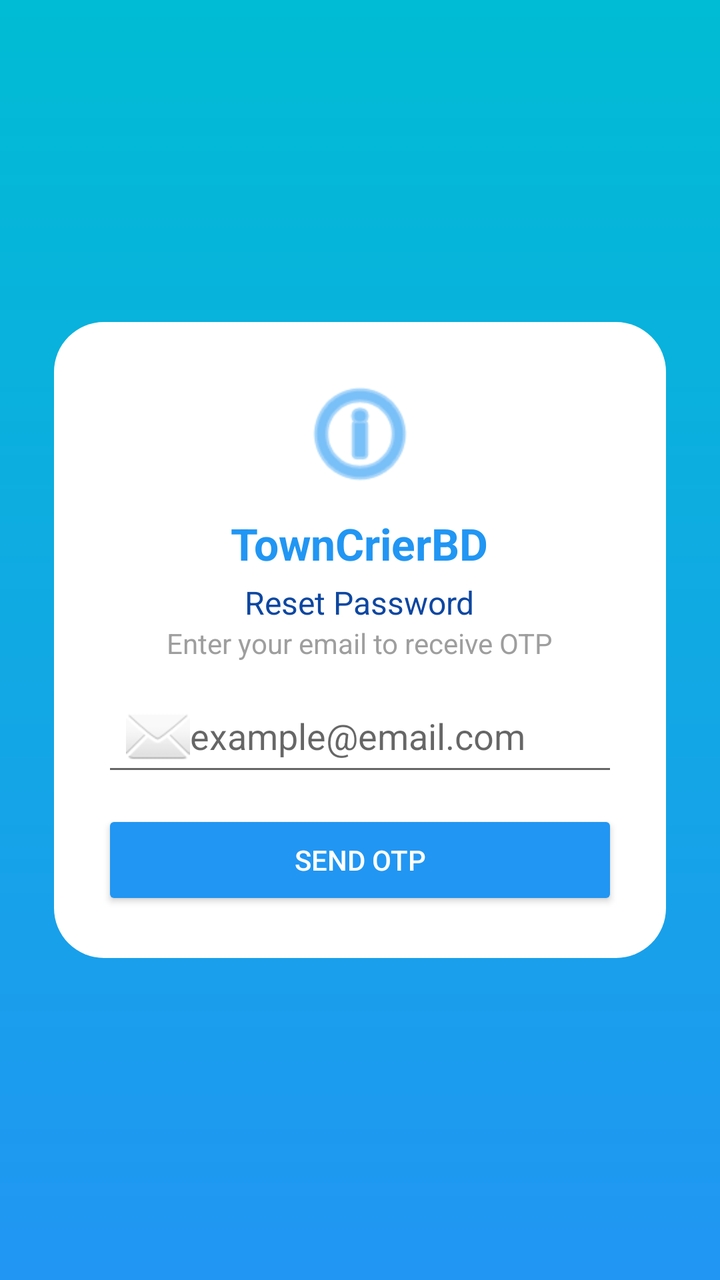
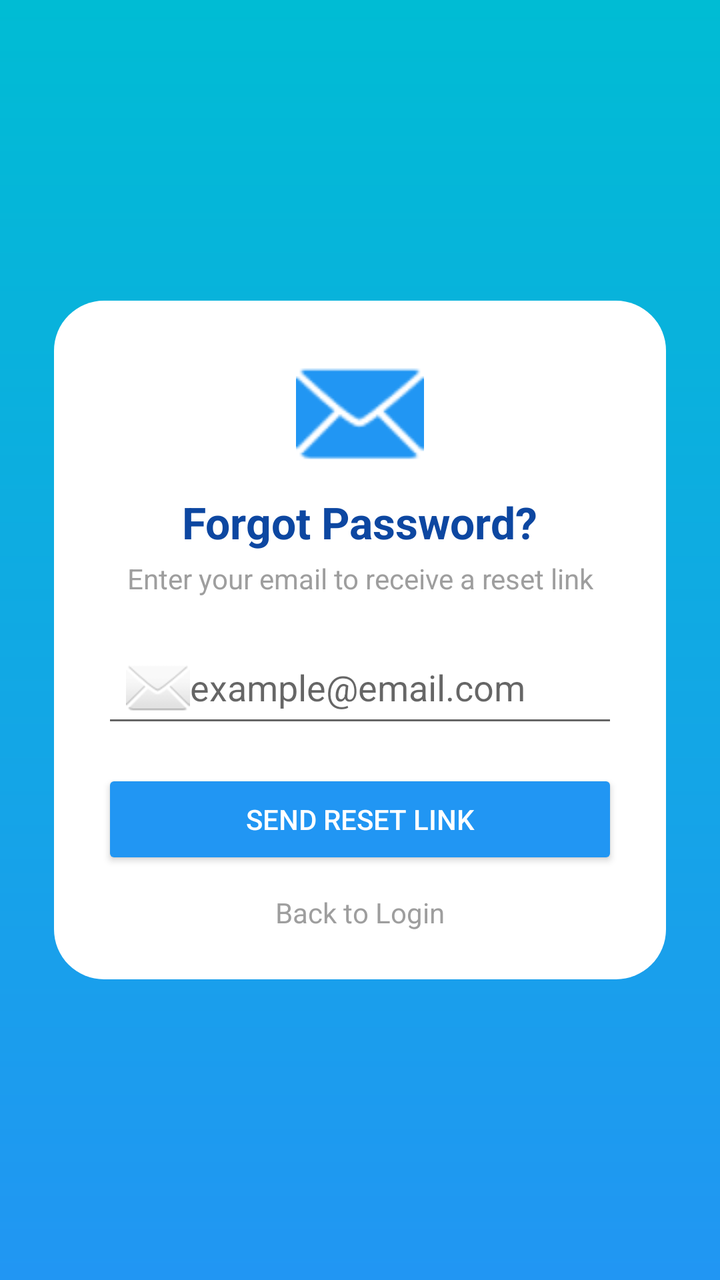

Two renders of the same Android screen: before a commit and after it. Below are the layout's source before the change and the commit's diff.
<!-- AndroidManifest.xml: application theme Theme.TownCrierBD -->
<!-- res/layout/activity_forgot_password.xml -->
<androidx.constraintlayout.widget.ConstraintLayout xmlns:android="http://schemas.android.com/apk/res/android"
    xmlns:app="http://schemas.android.com/apk/res-auto"
    xmlns:tools="http://schemas.android.com/tools"
    android:layout_width="match_parent"
    android:layout_height="match_parent"
    android:gravity="center"
    android:background="@drawable/bg_gradient"
    tools:context=".activities.ForgotPasswordActivity">

    
    <LinearLayout
        android:id="@+id/cardContainer"
        android:layout_width="0dp"
        android:layout_height="wrap_content"
        android:orientation="vertical"
        android:background="@drawable/bg_card"
        android:padding="24dp"
        android:gravity="center"
        app:layout_constraintWidth_percent="0.85"
        app:layout_constraintTop_toTopOf="parent"
        app:layout_constraintBottom_toBottomOf="parent"
        app:layout_constraintStart_toStartOf="parent"
        app:layout_constraintEnd_toEndOf="parent">

        <ImageView
            android:layout_width="64dp"
            android:layout_height="64dp"
            android:src="@android:drawable/ic_menu_info_details"
            app:tint="@color/blue_start"
            android:contentDescription="@string/app_name" />

        <TextView
            android:layout_width="wrap_content"
            android:layout_height="wrap_content"
            android:text="@string/app_name"
            android:textColor="@color/blue_start"
            android:textSize="22sp"
            android:textStyle="bold"
            android:layout_marginTop="8dp" />

        <TextView
            android:layout_width="wrap_content"
            android:layout_height="wrap_content"
            android:text="Reset Password"
            android:textColor="@color/text_primary"
            android:textSize="16sp"
            android:layout_marginTop="4dp" />

        <TextView
            android:layout_width="wrap_content"
            android:layout_height="wrap_content"
            android:text="Enter your email to receive OTP"
            android:textColor="@color/hint_gray"
            android:layout_marginBottom="12dp" />

        <EditText
            android:id="@+id/etEmail"
            android:layout_width="match_parent"
            android:layout_height="50dp"
            android:hint="example@email.com"
            android:drawableStart="@android:drawable/ic_dialog_email"
            android:inputType="textEmailAddress"
            android:padding="12dp" />

        <Button
            android:id="@+id/btnSendOTP"
            android:layout_width="match_parent"
            android:layout_height="50dp"
            android:text="Send OTP"
            android:textColor="@color/white"
            android:backgroundTint="@color/blue_start"
            android:layout_marginTop="12dp" />

    </LinearLayout>

</androidx.constraintlayout.widget.ConstraintLayout>
<!-- resources referenced by this layout -->
<resources>
  <color name="blue_start">#2196F3</color>
  <color name="hint_gray">#9E9E9E</color>
  <color name="text_primary">#0D47A1</color>
  <color name="white">#FFFFFF</color>
  <!-- drawable bg_card (drawable) -->
  <shape xmlns:android="http://schemas.android.com/apk/res/android">
      <solid android:color="@color/white"/>
      <corners android:radius="25dp"/>
      <padding
          android:left="20dp"
          android:top="20dp"
          android:right="20dp"
          android:bottom="20dp"/>
  </shape>
  <!-- drawable bg_gradient (drawable) -->
  <shape xmlns:android="http://schemas.android.com/apk/res/android" android:shape="rectangle">
      <gradient
          android:startColor="@color/blue_start"
          android:endColor="@color/blue_end"
          android:angle="90"/>
  </shape>
  <string name="app_name">TownCrierBD</string>
  <style name="Theme.TownCrierBD" parent="Theme.MaterialComponents.Light.NoActionBar">
  
          <item name="colorPrimary">@color/blue_end</item>
          <item name="colorPrimaryVariant">@color/blue_start</item>
          <item name="colorOnPrimary">@color/white</item>
  
          <item name="colorSecondary">@color/blue_start</item>
          <item name="colorSecondaryVariant">@color/blue_end</item>
          <item name="colorOnSecondary">@color/white</item>
  
          <item name="android:forceDarkAllowed" tools:targetApi="q">false</item>
  
          <item name="android:statusBarColor">@color/blue_start</item>
          <item name="android:navigationBarColor">@color/blue_start</item>
  
          <item name="spinnerStyle">@style/TownCrierBD.SpinnerStyle</item>
      </style>
  <color name="blue_end">#00BCD4</color>
  <style name="TownCrierBD.SpinnerStyle" parent="Widget.AppCompat.Spinner">
      <item name="android:popupBackground">@drawable/bg_spinner_popup_white</item>
          <item name="popupTheme">@style/TownCrierBD.PopupTheme</item>
      </style>
  <!-- drawable bg_spinner_popup_white (drawable) -->
  <?xml version="1.0" encoding="utf-8"?>
  <shape xmlns:android="http://schemas.android.com/apk/res/android">
      <solid android:color="#FFFFFF"/>
      <corners android:radius="16dp"/>
      <padding
          android:left="8dp"
          android:top="8dp"
          android:right="8dp"
          android:bottom="8dp"/>
  </shape>
  <style name="TownCrierBD.PopupTheme" parent="ThemeOverlay.MaterialComponents.Light">
          <item name="android:popupBackground">@drawable/bg_spinner_popup_white</item>
      </style>
</resources>

<!-- the commit's change to res/layout/activity_forgot_password.xml (unified diff, before → after) -->
@@ -1,13 +1,11 @@
-<androidx.constraintlayout.widget.ConstraintLayout xmlns:android="http://schemas.android.com/apk/res/android"
+<?xml version="1.0" encoding="utf-8"?>
+<androidx.constraintlayout.widget.ConstraintLayout
+    xmlns:android="http://schemas.android.com/apk/res/android"
     xmlns:app="http://schemas.android.com/apk/res-auto"
-    xmlns:tools="http://schemas.android.com/tools"
     android:layout_width="match_parent"
     android:layout_height="match_parent"
-    android:gravity="center"
-    android:background="@drawable/bg_gradient"
-    tools:context=".activities.ForgotPasswordActivity">
+    android:background="@drawable/bg_gradient">
 
-    
     <LinearLayout
         android:id="@+id/cardContainer"
         android:layout_width="0dp"
@@ -25,15 +23,15 @@
         <ImageView
             android:layout_width="64dp"
             android:layout_height="64dp"
-            android:src="@android:drawable/ic_menu_info_details"
+            android:src="@android:drawable/ic_dialog_email"
             app:tint="@color/blue_start"
-            android:contentDescription="@string/app_name" />
+            android:contentDescription="Email" />
 
         <TextView
             android:layout_width="wrap_content"
             android:layout_height="wrap_content"
-            android:text="@string/app_name"
-            android:textColor="@color/blue_start"
+            android:text="Forgot Password?"
+            android:textColor="@color/text_primary"
             android:textSize="22sp"
             android:textStyle="bold"
             android:layout_marginTop="8dp" />
@@ -41,17 +39,11 @@
         <TextView
             android:layout_width="wrap_content"
             android:layout_height="wrap_content"
-            android:text="Reset Password"
-            android:textColor="@color/text_primary"
-            android:textSize="16sp"
-            android:layout_marginTop="4dp" />
-
-        <TextView
-            android:layout_width="wrap_content"
-            android:layout_height="wrap_content"
-            android:text="Enter your email to receive OTP"
+            android:text="Enter your email to receive a reset link"
             android:textColor="@color/hint_gray"
-            android:layout_marginBottom="12dp" />
+            android:gravity="center"
+            android:layout_marginTop="4dp"
+            android:layout_marginBottom="20dp" />
 
         <EditText
             android:id="@+id/etEmail"
@@ -66,10 +58,20 @@
             android:id="@+id/btnSendOTP"
             android:layout_width="match_parent"
             android:layout_height="50dp"
-            android:text="Send OTP"
+            android:text="Send Reset Link"
             android:textColor="@color/white"
             android:backgroundTint="@color/blue_start"
-            android:layout_marginTop="12dp" />
+            android:layout_marginTop="16dp" />
+
+        <TextView
+            android:id="@+id/tvBackToLogin"
+            android:layout_width="wrap_content"
+            android:layout_height="wrap_content"
+            android:text="Back to Login"
+            android:textColor="@color/hint_gray"
+            android:layout_marginTop="12dp"
+            android:clickable="true"
+            android:focusable="true"/>
 
     </LinearLayout>
 
<!-- resource entries referenced after the edit -->
@@ -21,7 +21,6 @@
           android:endColor="@color/blue_end"
           android:angle="90"/>
   </shape>
-  <string name="app_name">TownCrierBD</string>
   <style name="Theme.TownCrierBD" parent="Theme.MaterialComponents.Light.NoActionBar">
   
           <item name="colorPrimary">@color/blue_end</item>
